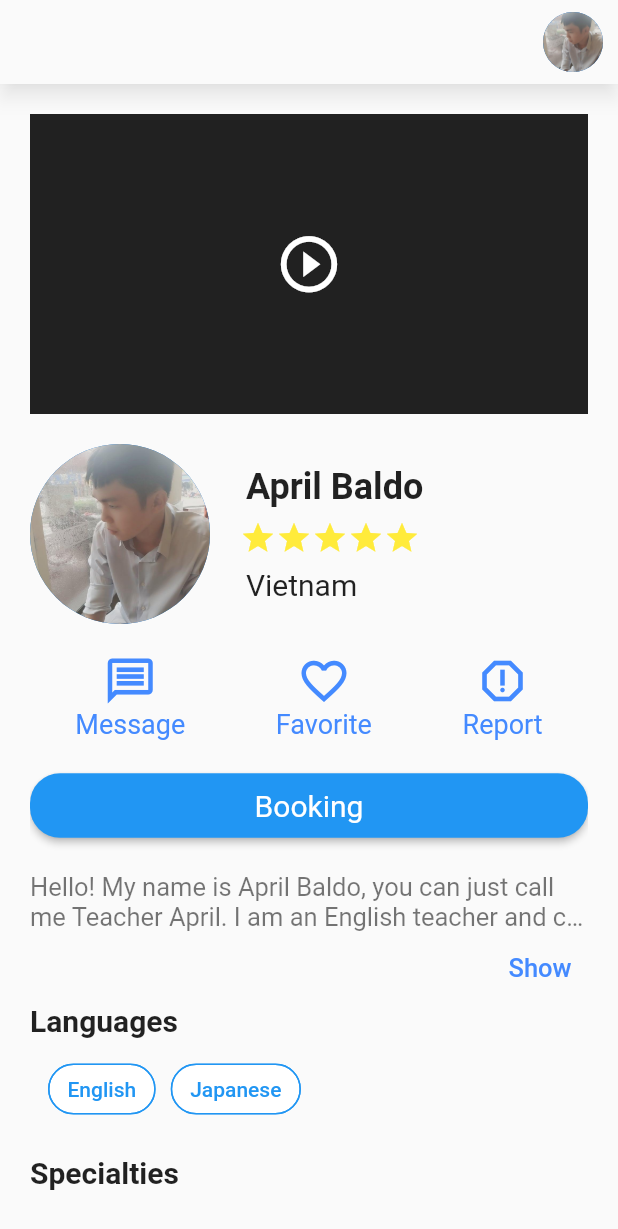
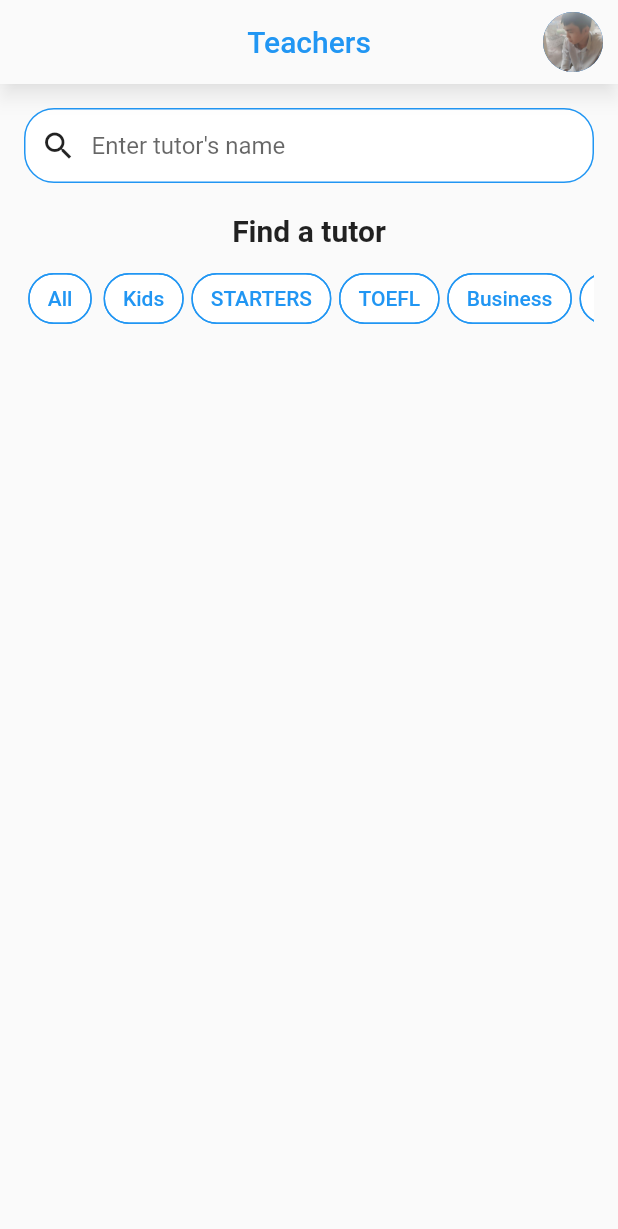
Before and after one commit to ntdat6310/lettutor_advanced_mobile, a Flutter app: the screen it shows after launch, on a phone screen of 412 x 824 dp. Shown: the top 1229 px of the screen. Run offline on Flutter 3.47's test engine with Material 2 defaults, Android fonts, the phone set to English and light mode, and no system bars.

Commit message:
feat: add custom_search_bar to teacher_page

```diff
--- a/lib/data/fake_data.dart
+++ b/lib/data/fake_data.dart
@@ -90,51 +90,6 @@ class FakeData {
         date: DateTime.now(),
         comment: "Very good good!",
       ),
-      Review(
-        id: 0,
-        studentName: "Nguyễn Văn A",
-        teacherId: 0,
-        studentId: 0,
-        ratingStar: 3,
-        date: DateTime.now(),
-        comment: "Very good!",
-      ),
-      Review(
-        id: 0,
-        studentName: "Nguyễn Văn B",
-        teacherId: 0,
-        studentId: 0,
-        ratingStar: 4,
-        date: DateTime.now(),
-        comment: "Very good good good!",
-      ),
-      Review(
-        id: 0,
-        studentName: "Nguyễn Thành Đạt",
-        teacherId: 0,
-        studentId: 0,
-        ratingStar: 5,
-        date: DateTime.now(),
-        comment: "Very good good!",
-      ),
-      Review(
-        id: 0,
-        studentName: "Nguyễn Văn A",
-        teacherId: 0,
-        studentId: 0,
-        ratingStar: 3,
-        date: DateTime.now(),
-        comment: "Very good!",
-      ),
-      Review(
-        id: 0,
-        studentName: "Nguyễn Văn B",
-        teacherId: 0,
-        studentId: 0,
-        ratingStar: 4,
-        date: DateTime.now(),
-        comment: "Very good good good!",
-      ),
     ];
   }
 }
--- a/lib/main.dart
+++ b/lib/main.dart
@@ -22,6 +22,7 @@ import 'package:flutter/material.dart';
 import 'package:lettutor_advanced_mobile/data/fake_data.dart';
 import 'package:lettutor_advanced_mobile/data/models/teacher.dart';
 import 'package:lettutor_advanced_mobile/ui/pages/sign_in/sign_in_page.dart';
+import 'package:lettutor_advanced_mobile/ui/pages/teacher/teacher_page.dart';
 import 'package:lettutor_advanced_mobile/ui/pages/teacher_detail/teacher_detail_page.dart';
 
 void main() {
@@ -35,9 +36,9 @@ class MyApp extends StatelessWidget {
 
   @override
   Widget build(BuildContext context) {
-    return MaterialApp(
+    return const MaterialApp(
       title: 'Let-tutor',
-      home: TeacherDetail(teacher: teacher),
+      home: TeacherPage(),
     );
   }
 }
--- a/lib/ui/pages/teacher/teacher_page.dart
+++ b/lib/ui/pages/teacher/teacher_page.dart
@@ -1,15 +1,54 @@
 import 'package:flutter/material.dart';
+import 'package:lettutor_advanced_mobile/ui/pages/home/components/find_tutor.dart';
+import 'package:lettutor_advanced_mobile/ui/widgets/custom_appbar.dart';
+import 'package:lettutor_advanced_mobile/ui/widgets/custom_search_bar.dart';
 
-class Teacher extends StatefulWidget {
-  const Teacher({Key? key}) : super(key: key);
+import 'components/speciality_list.dart';
+
+class TeacherPage extends StatefulWidget {
+  const TeacherPage({Key? key}) : super(key: key);
 
   @override
-  State<Teacher> createState() => _TeacherState();
+  State<TeacherPage> createState() => _TeacherPageState();
 }
 
-class _TeacherState extends State<Teacher> {
+class _TeacherPageState extends State<TeacherPage> {
   @override
   Widget build(BuildContext context) {
-    return const Placeholder();
+    return Scaffold(
+      appBar: const CustomAppBar(
+        title: 'Teachers',
+      ),
+      body: Padding(
+        padding: const EdgeInsets.all(16),
+        child: Column(
+          mainAxisAlignment: MainAxisAlignment.start,
+          children: [
+            CustomSearchBar(
+              onChanged: (String value) {
+                print(value);
+              },
+              searchHint: 'Enter tutor\'s name',
+            ),
+            const SizedBox(height: 20),
+            const FindATutor(),
+            const SizedBox(height: 10),
+            const SpecialityList(specialities: [
+              'All',
+              'Kids',
+              'STARTERS',
+              'TOEFL',
+              'Business',
+              'STARTERS',
+              'Conversational',
+              'IELTS',
+              'PET',
+              'MOVERS',
+              'KET'
+            ]),
+          ],
+        ),
+      ),
+    );
   }
 }
--- /dev/null
+++ b/lib/ui/widgets/custom_search_bar.dart
@@ -0,0 +1,68 @@
+import 'package:flutter/material.dart';
+
+class CustomSearchBar extends StatefulWidget {
+  const CustomSearchBar(
+      {Key? key, required this.onChanged, required this.searchHint})
+      : super(key: key);
+
+  final ValueChanged<String> onChanged;
+  final String searchHint;
+
+  @override
+  State<CustomSearchBar> createState() => _CustomSearchBarState();
+}
+
+class _CustomSearchBarState extends State<CustomSearchBar> {
+  final TextEditingController _searchController = TextEditingController();
+
+  void _onSearchChanged() {
+    widget.onChanged(_searchController.text);
+  }
+
+  @override
+  void initState() {
+    super.initState();
+    _searchController.addListener(_onSearchChanged);
+  }
+
+  @override
+  void dispose() {
+    _searchController.removeListener(_onSearchChanged);
+    _searchController.dispose();
+    super.dispose();
+  }
+
+  @override
+  Widget build(BuildContext context) {
+    return Container(
+      decoration: BoxDecoration(
+        borderRadius: BorderRadius.circular(20),
+        color: Colors.white,
+        border: Border.all(
+          color: Colors.blue,
+          width: 1,
+        ),
+      ),
+      child: Row(
+        children: <Widget>[
+          const Padding(
+            padding: EdgeInsets.only(left: 10),
+            child: Icon(Icons.search),
+          ),
+          Expanded(
+            child: Padding(
+              padding: const EdgeInsets.symmetric(horizontal: 10),
+              child: TextField(
+                controller: _searchController,
+                decoration: InputDecoration(
+                  hintText: widget.searchHint,
+                  border: InputBorder.none,
+                ),
+              ),
+            ),
+          ),
+        ],
+      ),
+    );
+  }
+}
```
